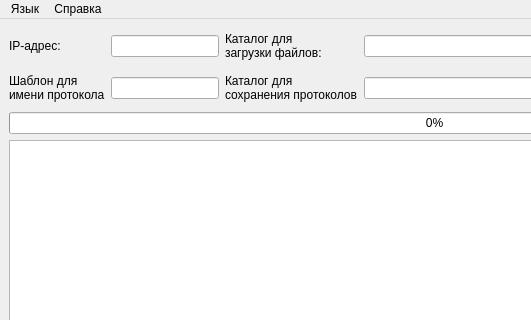
Before: the Qt Designer form ui/mainwindow.ui in irsural/upms_1v_pc_python, drawn with Qt 5; both pictures show x 0 to 531 and y 0 to 320 of the 869 by 673 pixel window.
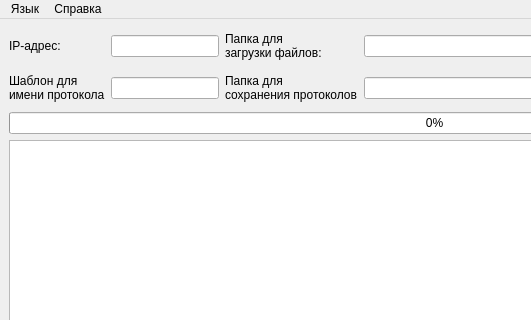
After: the same form once the commit is applied. Icons and pictures are not drawn.

What changed in the file:
```diff
--- a/ui/mainwindow.ui
+++ b/ui/mainwindow.ui
@@ -150,7 +150,7 @@
           <item row="0" column="2">
            <widget class="QLabel" name="label_2">
             <property name="text">
-             <string>Каталог для
+             <string>Папка для
 загрузки файлов:</string>
             </property>
            </widget>
@@ -185,7 +185,7 @@
           <item row="3" column="2">
            <widget class="QLabel" name="label_4">
             <property name="text">
-             <string>Каталог для
+             <string>Папка для
 сохранения протоколов</string>
             </property>
             <property name="alignment">
```
